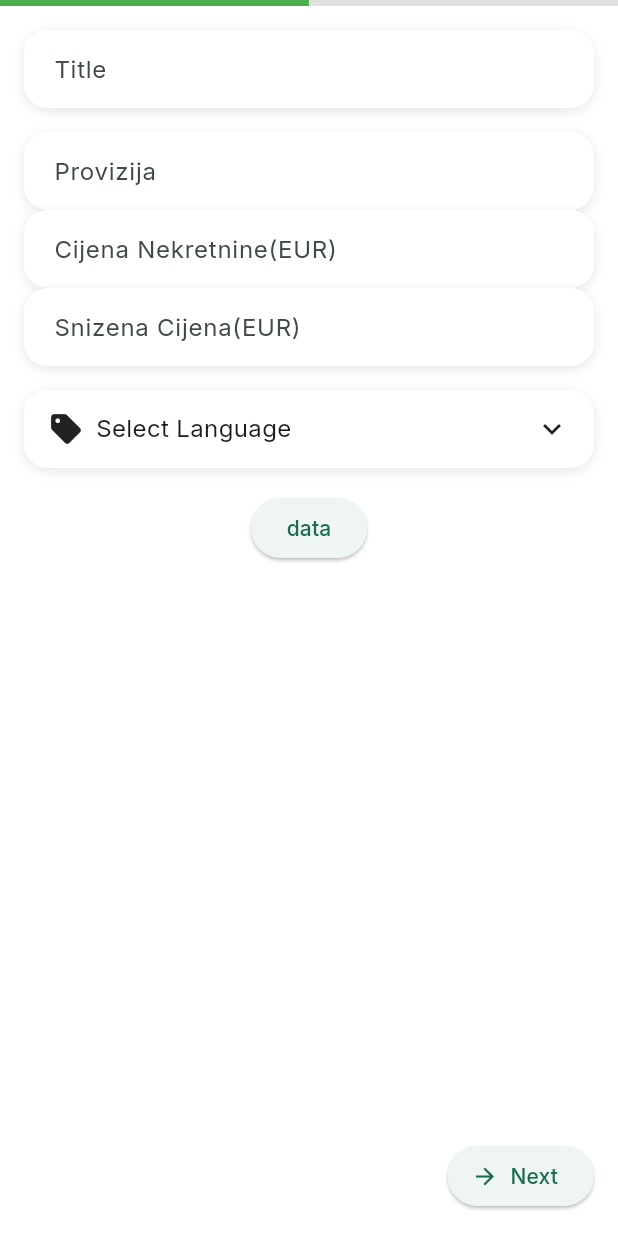
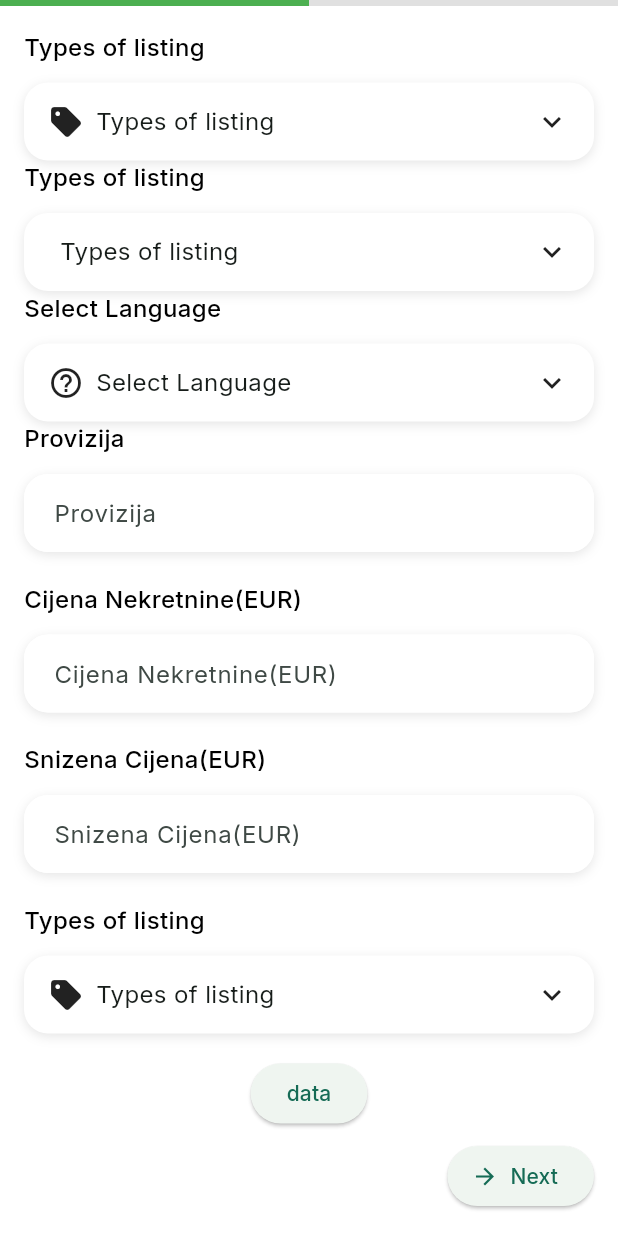
Before and after one commit to CatFlowOrg/real_estate_admin, a Flutter app: the CreateRealEstateScreen screen opened by its route, after a tap on "Next", on a phone screen of 412 x 824 dp. Run offline on Flutter 3.47's test engine with Material 3 defaults, Android fonts, the phone set to English and light mode, and no system bars; our stand-ins replace bloc, carousel_slider, dio, equatable, fl_chart, flutter_bloc and 9 more; accounts and stored records are empty; generated files the repository leaves out were written again; network calls fail.

Commit message:
start craeteing real estate

```diff
--- /dev/null
+++ b/lib/features/real_estate/data/types/provision_percent.dart
@@ -0,0 +1,43 @@
+import 'package:flutter/material.dart';
+import 'package:flutter_gen/gen_l10n/app_localizations.dart';
+
+enum ProvisionPercent {
+  hidden(0),
+  onePercent(1),
+  twoPercent(2),
+  threePercent(3),
+  fourPercent(4),
+  fivePercent(5),
+  fiftyPercent(50);
+
+  final int id;
+
+  const ProvisionPercent(this.id);
+
+  static ProvisionPercent fromId(int id) {
+    return ProvisionPercent.values.firstWhere(
+          (e) => e.id == id,
+      orElse: () => ProvisionPercent.hidden,
+    );
+  }
+
+  String label(BuildContext context) {
+    final l10n = AppLocalizations.of(context)!;
+    switch (this) {
+      case ProvisionPercent.hidden:
+        return l10n.provisionHidden;
+      case ProvisionPercent.onePercent:
+        return "1%";
+      case ProvisionPercent.twoPercent:
+        return "2%";
+      case ProvisionPercent.threePercent:
+        return "3%";
+      case ProvisionPercent.fourPercent:
+        return "4%";
+      case ProvisionPercent.fivePercent:
+        return "5%";
+      case ProvisionPercent.fiftyPercent:
+        return "50%";
+    }
+  }
+}
--- /dev/null
+++ b/lib/features/real_estate/data/types/real_estate_type.dart
@@ -0,0 +1,62 @@
+import 'package:flutter/material.dart';
+import 'package:flutter_gen/gen_l10n/app_localizations.dart';
+
+enum RealEstateType {
+  noType(0),
+  house(1),
+  flat(2),
+  garage(3),
+  land(4),
+  office(5),
+  apartment(6);
+
+  final int id;
+
+  const RealEstateType(this.id);
+
+  static RealEstateType fromId(int id) {
+    return RealEstateType.values.firstWhere(
+          (e) => e.id == id,
+      orElse: () => RealEstateType.noType,
+    );
+  }
+
+  String label(BuildContext context) {
+    final localizations = AppLocalizations.of(context)!;
+    switch (this) {
+      case RealEstateType.noType:
+        return localizations.noType;
+      case RealEstateType.house:
+        return localizations.house;
+      case RealEstateType.flat:
+        return localizations.flat;
+      case RealEstateType.garage:
+        return localizations.garage;
+      case RealEstateType.land:
+        return localizations.land;
+      case RealEstateType.office:
+        return localizations.office;
+      case RealEstateType.apartment:
+        return localizations.apartment;
+    }
+  }
+
+  IconData get icon {
+    switch (this) {
+      case RealEstateType.noType:
+        return Icons.help_outline;
+      case RealEstateType.house:
+        return Icons.house;
+      case RealEstateType.flat:
+        return Icons.apartment;
+      case RealEstateType.garage:
+        return Icons.garage;
+      case RealEstateType.land:
+        return Icons.terrain;
+      case RealEstateType.office:
+        return Icons.business;
+      case RealEstateType.apartment:
+        return Icons.location_city;
+    }
+  }
+}
--- a/lib/features/real_estate/presentation/screens/create_real_estate/tabs/details/presentation/screen/details_tab.dart
+++ b/lib/features/real_estate/presentation/screens/create_real_estate/tabs/details/presentation/screen/details_tab.dart
@@ -1,6 +1,8 @@
 import 'package:flutter/material.dart';
 import 'package:flutter_bloc/flutter_bloc.dart';
 import 'package:real_estate_admin/features/real_estate/data/types/listing_type.dart';
+import 'package:real_estate_admin/features/real_estate/data/types/provision_percent.dart';
+import 'package:real_estate_admin/features/real_estate/data/types/real_estate_type.dart';
 import 'package:real_estate_admin/features/real_estate/presentation/screens/create_real_estate/bloc/create_real_estate_bloc.dart';
 import 'package:real_estate_admin/features/real_estate/presentation/screens/create_real_estate/bloc/create_real_estate_event.dart';
 import 'package:real_estate_admin/features/real_estate/presentation/screens/create_real_estate/bloc/create_real_estate_state.dart';
@@ -28,14 +30,41 @@ class _DetailsTabState extends State<DetailsTab> {
             keyboardDismissBehavior: ScrollViewKeyboardDismissBehavior.onDrag,
             child: Column(
               children: [
-                PrimaryTextFormField(
-                  initialValue: '',
-                  label: 'Title',
-                  onChanged: (value) => context
-                      .read<CreateRealEstateBloc>()
-                      .add(UpdateRealEstateTitle(value)),
+                EnumDropdown<ListingType>(
+                  title: AppLocalizations.of(context)!.types_of_listing,
+                  items: ListingType.values,
+                  selectionMode: SelectionMode.single,
+                  getLabel: (type, context) => type.label(context),
+                  getIcon: (type) => type.icon,
+                  getTitle: (context) =>
+                      AppLocalizations.of(context)!.types_of_listing,
+                  onSelectionChanged: (selected) {
+                    print((selected as ListingType).id); // 0 ili 1
+                  },
                 ),
-                const SizedBox(height: 16),
+                EnumDropdown<ProvisionPercent>(
+                  title: AppLocalizations.of(context)!.types_of_listing,
+                  items: ProvisionPercent.values,
+                  selectionMode: SelectionMode.single,
+                  getLabel: (type, context) => type.label(context),
+                  getTitle: (context) =>
+                      AppLocalizations.of(context)!.types_of_listing,
+                  onSelectionChanged: (selected) {
+                    print((selected as ListingType).id); // 0 ili 1
+                  },
+                ),
+                EnumDropdown<RealEstateType>(
+                  title: AppLocalizations.of(context)!.select_language,
+                  items: RealEstateType.values,
+                  selectionMode: SelectionMode.single,
+                  getLabel: (type, context) => type.label(context),
+                  getIcon: (type) => type.icon,
+                  getTitle: (context) =>
+                      AppLocalizations.of(context)!.select_language,
+                  onSelectionChanged: (selected) {
+                    print((selected as ListingType).id); // 0 ili 1
+                  },
+                ),
                 PrimaryTextFormField(
                   initialValue: '',
                   label: 'Provizija',
@@ -44,6 +73,7 @@ class _DetailsTabState extends State<DetailsTab> {
                       .add(UpdateRealEstateDescription(value)),
                 ),
                 PrimaryTextFormField(
+                  textInputType: TextInputType.number,
                   initialValue: '',
                   label: 'Cijena Nekretnine(EUR)',
                   onChanged: (value) => context
@@ -51,20 +81,21 @@ class _DetailsTabState extends State<DetailsTab> {
                       .add(UpdateRealEstateDescription(value)),
                 ),
                 PrimaryTextFormField(
+                  textInputType: TextInputType.number,
                   initialValue: '',
                   label: 'Snizena Cijena(EUR)',
                   onChanged: (value) => context
                       .read<CreateRealEstateBloc>()
                       .add(UpdateRealEstateDescription(value)),
                 ),
-                const SizedBox(height: 16),
                 EnumDropdown<ListingType>(
+                  title: AppLocalizations.of(context)!.types_of_listing,
                   items: ListingType.values,
                   selectionMode: SelectionMode.single,
                   getLabel: (type, context) => type.label(context),
                   getIcon: (type) => type.icon,
                   getTitle: (context) =>
-                      AppLocalizations.of(context)!.select_language,
+                      AppLocalizations.of(context)!.types_of_listing,
                   onSelectionChanged: (selected) {
                     print((selected as ListingType).id); // 0 ili 1
                   },
--- a/lib/features/real_estate/presentation/screens/create_real_estate/ui/enum_dropdown.dart
+++ b/lib/features/real_estate/presentation/screens/create_real_estate/ui/enum_dropdown.dart
@@ -1,5 +1,6 @@
 import 'package:flutter/material.dart';
 import 'package:real_estate_admin/core/theme/app_colors.dart';
+import 'package:real_estate_admin/core/ui/app_text_styles.dart';
 
 enum SelectionMode { single, multiple }
 
@@ -7,7 +8,8 @@ class EnumDropdown<T extends Enum> extends StatefulWidget {
   final List<T> items;
   final SelectionMode selectionMode;
   final String Function(T, BuildContext) getLabel;
-  final IconData Function(T) getIcon;
+  final IconData? Function(T)? getIcon;
+  final String title;
   final String Function(BuildContext) getTitle;
   final void Function(dynamic selected) onSelectionChanged;
 
@@ -16,7 +18,8 @@ class EnumDropdown<T extends Enum> extends StatefulWidget {
     required this.items,
     required this.selectionMode,
     required this.getLabel,
-    required this.getIcon,
+    this.getIcon,
+    required this.title,
     required this.getTitle,
     required this.onSelectionChanged,
   });
@@ -56,9 +59,13 @@ class _EnumDropdownState<T extends Enum> extends State<EnumDropdown<T>> {
   @override
   Widget build(BuildContext context) {
     final count = selectedItems.length;
+    final selectedItem = selected ?? widget.items.first;
 
     return Column(
+      crossAxisAlignment: CrossAxisAlignment.start,
       children: [
+        Text(widget.title, style: AppTextStyles.subtitleText(context)),
+        const SizedBox(height: 12),
         GestureDetector(
           onTap: toggleExpanded,
           child: Container(
@@ -68,7 +75,7 @@ class _EnumDropdownState<T extends Enum> extends State<EnumDropdown<T>> {
               borderRadius: BorderRadius.circular(16),
               boxShadow: [
                 BoxShadow(
-                  color: Colors.black.withValues(alpha: 0.1),
+                  color: Colors.black.withOpacity(0.1),
                   blurRadius: 6,
                   offset: const Offset(0, 2),
                 ),
@@ -79,18 +86,17 @@ class _EnumDropdownState<T extends Enum> extends State<EnumDropdown<T>> {
               children: [
                 Row(
                   children: [
-                    Icon(
-                      widget.selectionMode == SelectionMode.single
-                          ? widget.getIcon(
-                          selected ?? widget.items.first)
-                          : Icons.filter_list,
-                    ),
+                    if (widget.selectionMode == SelectionMode.single)
+                      if (widget.getIcon?.call(selectedItem) != null)
+                        Icon(widget.getIcon!.call(selectedItem)),
+                    if (widget.selectionMode == SelectionMode.multiple)
+                      const Icon(Icons.filter_list),
                     const SizedBox(width: 8),
                     Text(
                       widget.selectionMode == SelectionMode.single
-                          ? selected != null
+                          ? (selected != null
                           ? widget.getLabel(selected!, context)
-                          : widget.getTitle(context)
+                          : widget.getTitle(context))
                           : widget.getTitle(context),
                       style: const TextStyle(fontSize: 16),
                     ),
@@ -101,7 +107,7 @@ class _EnumDropdownState<T extends Enum> extends State<EnumDropdown<T>> {
                         child: Stack(
                           alignment: Alignment.center,
                           children: [
-                             const Icon(Icons.circle,
+                            const Icon(Icons.circle,
                                 color: AppColors.primary, size: 20),
                             Text(
                               '$count',
@@ -146,19 +152,21 @@ class _EnumDropdownState<T extends Enum> extends State<EnumDropdown<T>> {
             ),
             child: Column(
               children: widget.items.map((item) {
-                final isSelected =
-                widget.selectionMode == SelectionMode.single
+                final isSelected = widget.selectionMode == SelectionMode.single
                     ? selected == item
                     : selectedItems.contains(item);
 
                 return ListTile(
-                  leading: Icon(widget.getIcon(item),
-                      color: isSelected ? Colors.red : Colors.grey),
+                  leading: widget.getIcon?.call(item) != null
+                      ? Icon(
+                    widget.getIcon!.call(item),
+                    color: isSelected ? Colors.red : Colors.grey,
+                  )
+                      : null,
                   title: Text(
                     widget.getLabel(item, context),
                     style: TextStyle(
-                      color:
-                      isSelected ? Colors.red : Colors.black,
+                      color: isSelected ? Colors.red : Colors.black,
                       fontWeight: isSelected
                           ? FontWeight.bold
                           : FontWeight.normal,
@@ -170,13 +178,10 @@ class _EnumDropdownState<T extends Enum> extends State<EnumDropdown<T>> {
                     decoration: BoxDecoration(
                       shape: BoxShape.circle,
                       border: Border.all(
-                        color:
-                        isSelected ? Colors.red : Colors.grey,
+                        color: isSelected ? Colors.red : Colors.grey,
                         width: 2,
                       ),
-                      color: isSelected
-                          ? Colors.red
-                          : Colors.transparent,
+                      color: isSelected ? Colors.red : Colors.transparent,
                     ),
                     child: isSelected
                         ? const Icon(Icons.check,
--- a/lib/features/real_estate/presentation/screens/create_real_estate/ui/primary_text_form_field.dart
+++ b/lib/features/real_estate/presentation/screens/create_real_estate/ui/primary_text_form_field.dart
@@ -1,4 +1,5 @@
 import 'package:flutter/material.dart';
+import 'package:real_estate_admin/core/ui/app_text_styles.dart';
 
 class PrimaryTextFormField extends StatefulWidget {
   final String initialValue;
@@ -7,6 +8,7 @@ class PrimaryTextFormField extends StatefulWidget {
   final IconData? prefixIcon;
   final IconData? suffixIcon;
   final VoidCallback? onSuffixTap;
+  final TextInputType? textInputType;
 
   const PrimaryTextFormField({
     super.key,
@@ -15,7 +17,7 @@ class PrimaryTextFormField extends StatefulWidget {
     required this.onChanged,
     this.prefixIcon,
     this.suffixIcon,
-    this.onSuffixTap,
+    this.onSuffixTap, this.textInputType,
   });
 
   @override
@@ -40,21 +42,24 @@ class _PrimaryTextFormFieldState extends State<PrimaryTextFormField> {
   @override
   Widget build(BuildContext context) {
     return Column(
+      crossAxisAlignment: CrossAxisAlignment.start,
       children: [
-
+        Text(widget.label, style: AppTextStyles.subtitleText(context),),
+        const SizedBox(height: 12,),
         Container(
           decoration: BoxDecoration(
             color: Colors.white,
             borderRadius: BorderRadius.circular(16),
             boxShadow: [
               BoxShadow(
-                color: Colors.black.withOpacity(0.1),
+                color: Colors.black.withValues(alpha: 0.1),
                 blurRadius: 6,
                 offset: const Offset(0, 2),
               ),
             ],
           ),
           child: TextFormField(
+            keyboardType: widget.textInputType,
             controller: _controller,
             onChanged: widget.onChanged,
             style: const TextStyle(fontSize: 16),
@@ -83,6 +88,8 @@ class _PrimaryTextFormFieldState extends State<PrimaryTextFormField> {
             ),
           ),
         ),
+        const SizedBox(height: 20,),
+
       ],
     );
   }
```
Also changed, not shown: lib/l10n/intl_cro.arb (+11 -1 lines), lib/l10n/intl_en.arb (+11 -1 lines), lib/l10n/intl_sr.arb (+11 -1 lines).
